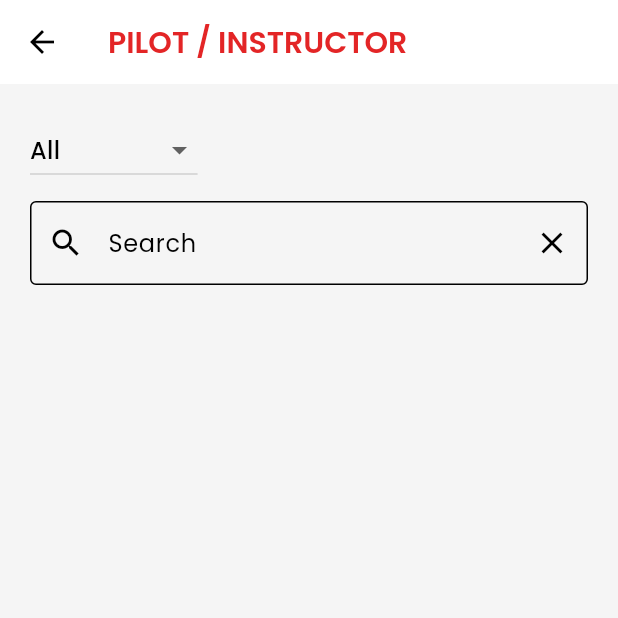
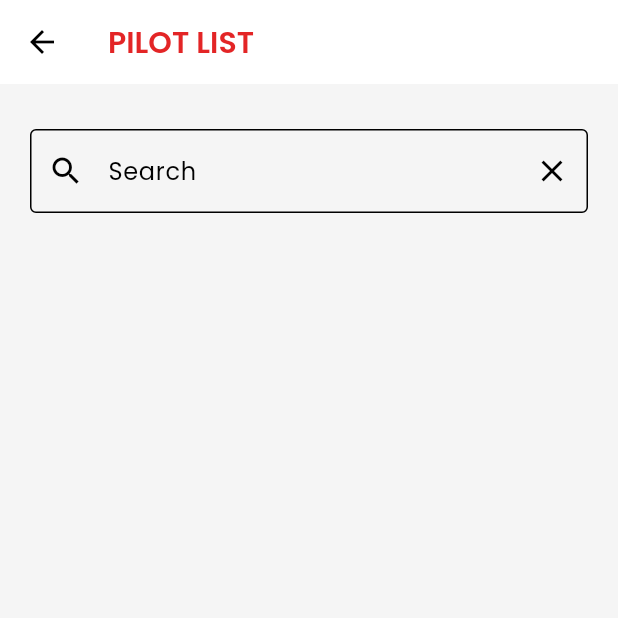
Before and after one commit to IAAXITDEL/MBKMDEL2023, a Flutter app: the ListPilotcptsccView screen opened by its route, on a phone screen of 412 x 824 dp, the top half of it. Run offline on Flutter 3.47's test engine with Material 2 defaults, Android fonts, the phone set to English and light mode, and no system bars; our stand-ins replace avatar_glow, cloud_firestore, dropdown_search, email_validator, firebase_auth, firebase_core and 25 more; missing offline and left inert: dart:ffi, excel, flutter_barcode_scanner, hand_signature, syncfusion_flutter_pdf, syncfusion_flutter_signaturepad; accounts and stored records are empty; generated files the repository leaves out were written again.

Commit message:
CPTS - Delete the dropdown filter

```diff
--- a/lib/app/modules/list_pilotcptscc/views/list_pilotcptscc_view.dart
+++ b/lib/app/modules/list_pilotcptscc/views/list_pilotcptscc_view.dart
@@ -16,7 +16,7 @@ class ListPilotcptsccView extends GetView<ListPilotcptsccController> {
     return Scaffold(
       appBar: AppBar(
         title: const RedTitleText(
-          text: 'PILOT / INSTRUCTOR',
+          text: 'PILOT LIST',
         ),
         backgroundColor: Colors.white,
         elevation: 0,
@@ -26,42 +26,43 @@ class ListPilotcptsccView extends GetView<ListPilotcptsccController> {
           padding: const EdgeInsets.all(20),
           child: Column(
             children: [
-              Row(
-                children: [
-                  DropdownButton<FilterType>(
-                    value: controller.filterType,
-                    onChanged: (FilterType? newValue) {
-                      if (newValue != null) {
-                        controller.setFilterType(newValue);
-                      }
-                    },
-                    items: FilterType.values.map((FilterType type) {
-                      String label;
-                      switch (type) {
-                        case FilterType.none:
-                          label = 'All';
-                          break;
-                        case FilterType.instructor:
-                          label = 'Instructors';
-                          break;
-                        case FilterType.pilot:
-                          label = 'Pilots';
-                          break;
-                      }
-
-                      return DropdownMenuItem<FilterType>(
-                        value: type,
-                        child: Text(
-                          label,
-                          style: TextStyle(
-                            color: Colors.black, // Text color
-                          ),
-                        ),
-                      );
-                    }).toList(),
-                  ),
-                ],
-              ),
+              //FILTER DROPDOWN
+              // Row(
+              //   children: [
+              //     DropdownButton<FilterType>(
+              //       value: controller.filterType,
+              //       onChanged: (FilterType? newValue) {
+              //         if (newValue != null) {
+              //           controller.setFilterType(newValue);
+              //         }
+              //       },
+              //       items: FilterType.values.map((FilterType type) {
+              //         String label;
+              //         switch (type) {
+              //           case FilterType.none:
+              //             label = 'All';
+              //             break;
+              //           case FilterType.instructor:
+              //             label = 'Instructors';
+              //             break;
+              //           case FilterType.pilot:
+              //             label = 'Pilots';
+              //             break;
+              //         }
+              //
+              //         return DropdownMenuItem<FilterType>(
+              //           value: type,
+              //           child: Text(
+              //             label,
+              //             style: TextStyle(
+              //               color: Colors.black, // Text color
+              //             ),
+              //           ),
+              //         );
+              //       }).toList(),
+              //     ),
+              //   ],
+              // ),
 
               SizedBox(height: 10,),
 
```
